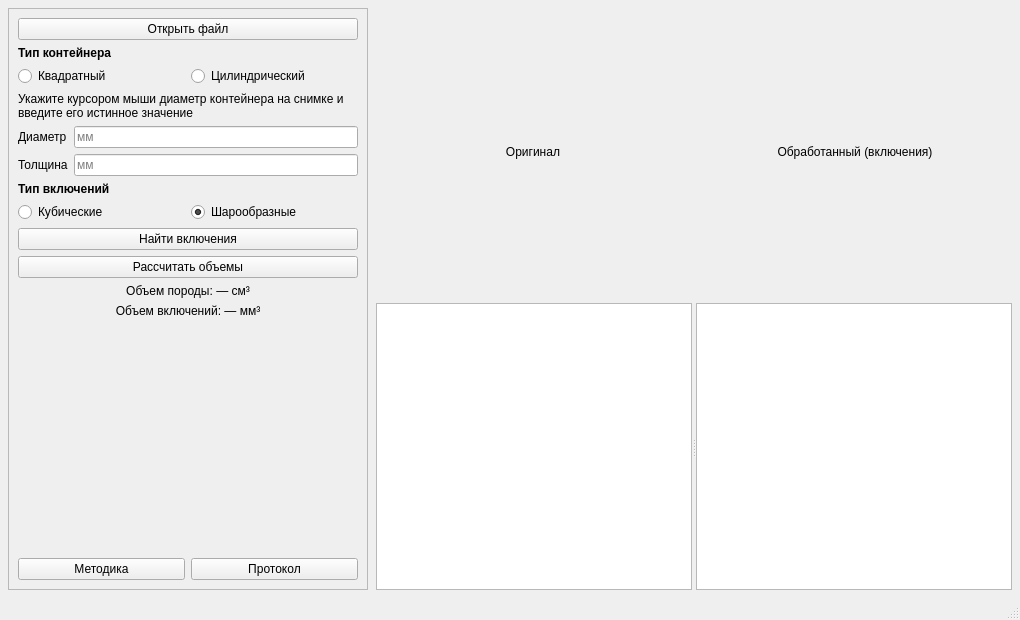
Qt form ui/lab1_window.ui (Granik115/Xray_labs) before a commit.
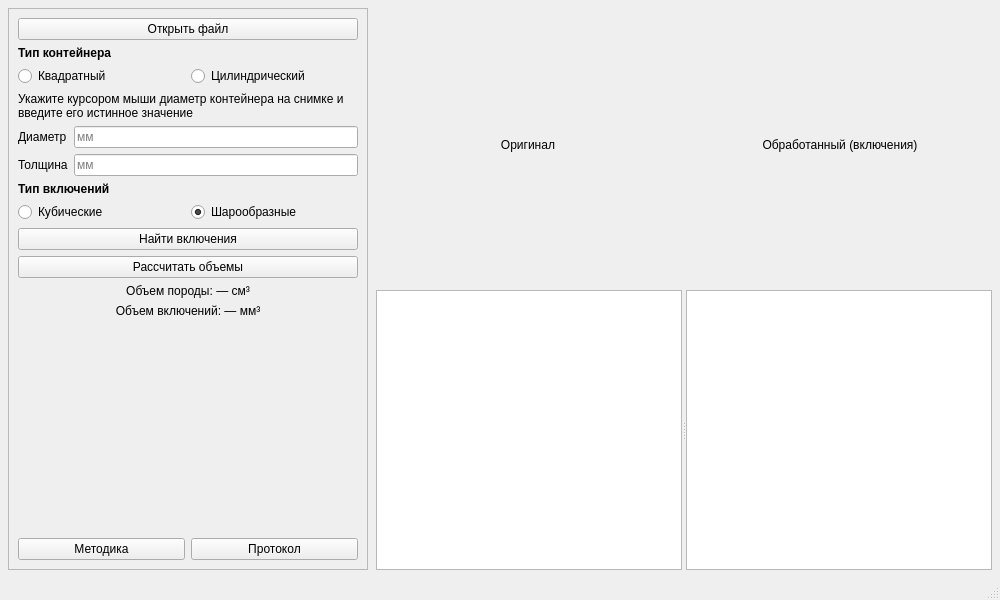
The same form after that commit.

Diff of the .ui file:
```diff
--- a/ui/lab1_window.ui
+++ b/ui/lab1_window.ui
@@ -6,8 +6,8 @@
    <rect>
     <x>0</x>
     <y>0</y>
-    <width>1020</width>
-    <height>620</height>
+    <width>1000</width>
+    <height>600</height>
    </rect>
   </property>
   <property name="minimumSize">
```
